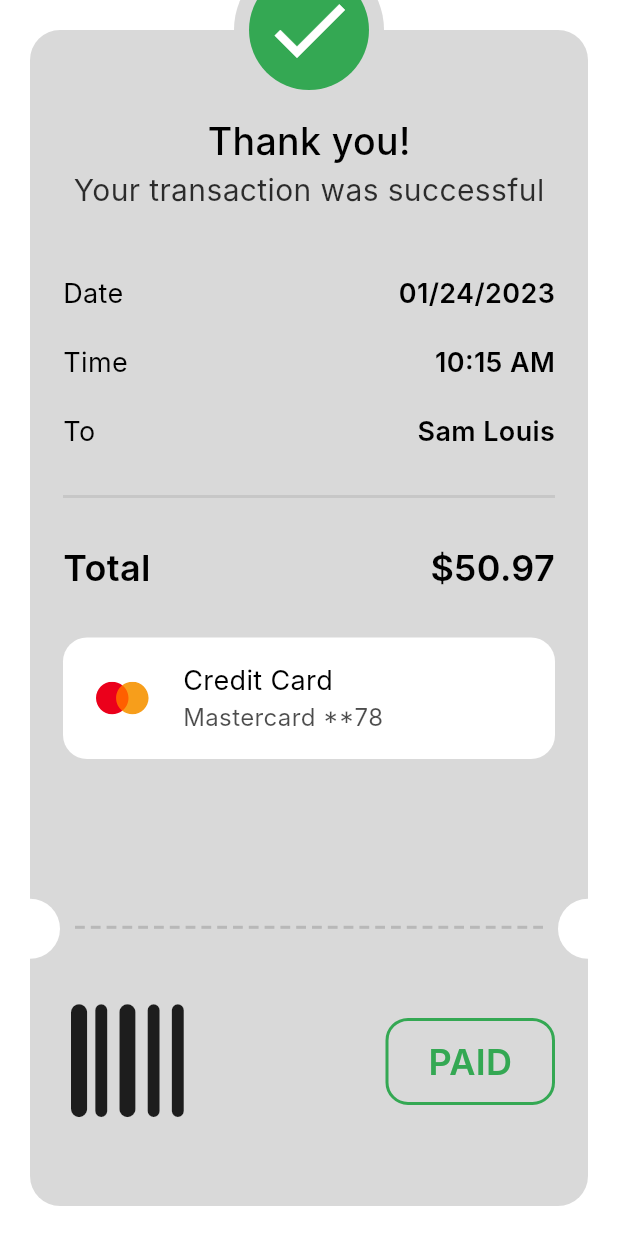
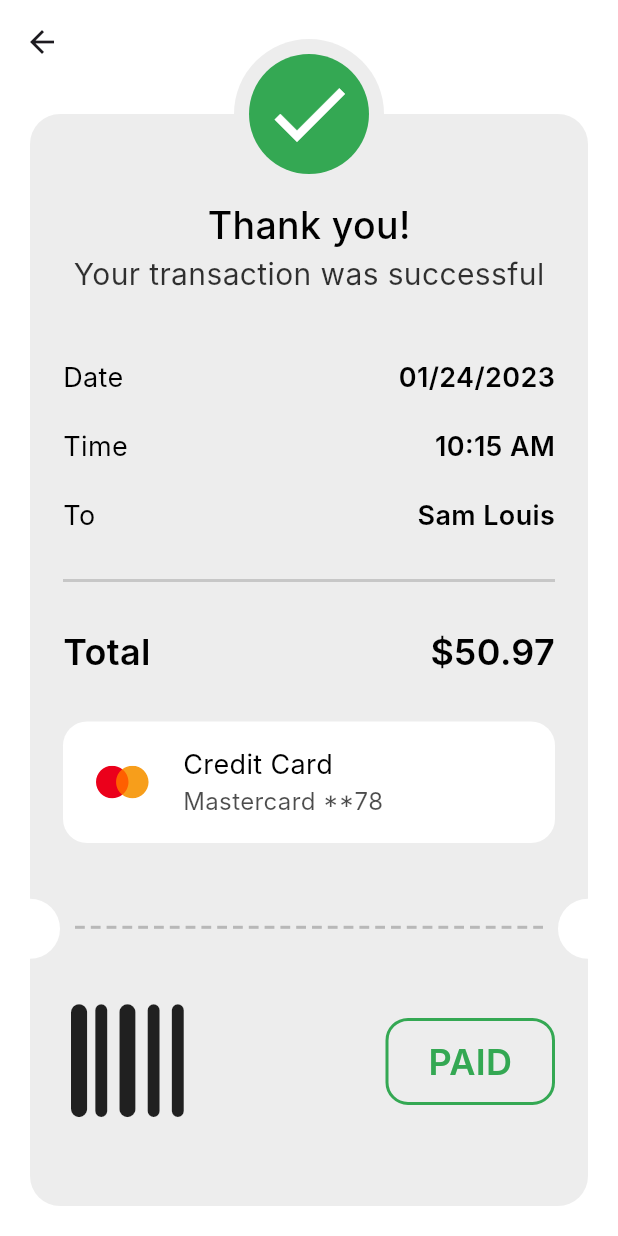
Before and after one commit to mano299/check-out-app, a Flutter app: the PaymentsDetailsView screen opened directly, after a tap on "Pay", on a phone screen of 412 x 824 dp. Run offline on Flutter 3.47's test engine with Material 3 defaults, Android fonts, the phone set to English and light mode, and no system bars; our stand-ins replace flutter_credit_card, flutter_svg, font_awesome_flutter; Roboto replaces fonts that are missing (Inter).

Commit message:
finish thank you view

```diff
--- a/lib/features/check_out/presentation/views/thank_you_view.dart
+++ b/lib/features/check_out/presentation/views/thank_you_view.dart
@@ -1,3 +1,4 @@
+import 'package:check_out_app/features/check_out/presentation/widget/build_app_bar.dart';
 import 'package:check_out_app/features/check_out/presentation/widget/thank_you_view_body.dart';
 import 'package:flutter/material.dart';
 
@@ -6,7 +7,8 @@ class ThankYouView extends StatelessWidget {
 
   @override
   Widget build(BuildContext context) {
-    return const Scaffold(
+    return Scaffold(
+      appBar: buildAppBar(context: context),
       backgroundColor: Colors.white,
       body: ThankYouViewBody(),
     );
--- a/lib/features/check_out/presentation/widget/build_app_bar.dart
+++ b/lib/features/check_out/presentation/widget/build_app_bar.dart
@@ -1,13 +1,13 @@
 import 'package:check_out_app/core/utils/styles.dart';
 import 'package:flutter/material.dart';
 
-AppBar buildAppBar({required String title, required BuildContext context}) {
+AppBar buildAppBar({String? title, required BuildContext context}) {
   return AppBar(
     scrolledUnderElevation: 0,
-    backgroundColor: Colors.white,
+    backgroundColor: Colors.transparent,
     elevation: 0,
     title: Text(
-      title,
+      title ?? '',
       style: Styles.styleMedium25,
     ),
     centerTitle: true,
--- a/lib/features/check_out/presentation/widget/custom_check_circle.dart
+++ b/lib/features/check_out/presentation/widget/custom_check_circle.dart
@@ -1,4 +1,3 @@
-
 import 'package:flutter/material.dart';
 
 class CustomCheckCircle extends StatelessWidget {
@@ -10,7 +9,7 @@ class CustomCheckCircle extends StatelessWidget {
   Widget build(BuildContext context) {
     return CircleAvatar(
       radius: 50,
-      backgroundColor: Color(0xffD9D9D9),
+      backgroundColor: Color(0xffededed),
       child: CircleAvatar(
         radius: 40,
         backgroundColor: Color(0xff34A853),
--- a/lib/features/check_out/presentation/widget/thank_you_card.dart
+++ b/lib/features/check_out/presentation/widget/thank_you_card.dart
@@ -15,7 +15,7 @@ class ThankYouCard extends StatelessWidget {
   Widget build(BuildContext context) {
     return Container(
       decoration: BoxDecoration(
-        color: Color(0xffD9D9D9),
+        color: Color(0xffededed),
         borderRadius: BorderRadius.circular(20),
       ),
       child: Padding(
```
